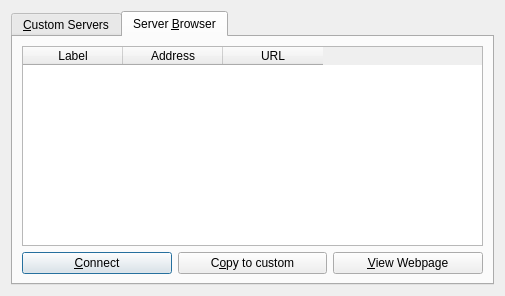
Above: src/mumble/ConnectDialog.ui from mumble-voip/mumble before the change. Below: the same form after it.
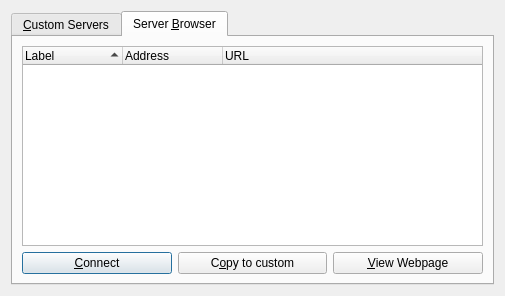
That is the form after the change. The open tabs and pages were chosen to show the change.

Commit message: Logic fixes for ConnectDialog

The edit to the form file:
```diff
--- a/src/mumble/ConnectDialog.ui
+++ b/src/mumble/ConnectDialog.ui
@@ -163,7 +163,22 @@
       </attribute>
       <layout class="QVBoxLayout" >
        <item>
-        <widget class="QTableWidget" name="qtwServers" >
+        <widget class="QTreeWidget" name="qtwServers" >
+         <property name="alternatingRowColors" >
+          <bool>true</bool>
+         </property>
+         <property name="rootIsDecorated" >
+          <bool>false</bool>
+         </property>
+         <property name="uniformRowHeights" >
+          <bool>true</bool>
+         </property>
+         <property name="itemsExpandable" >
+          <bool>false</bool>
+         </property>
+         <property name="sortingEnabled" >
+          <bool>true</bool>
+         </property>
          <column>
           <property name="text" >
            <string>Label</string>
```
Left out of the diff: 16 changed lines with no effect on the pictures. The commit also changes 2 other files.
